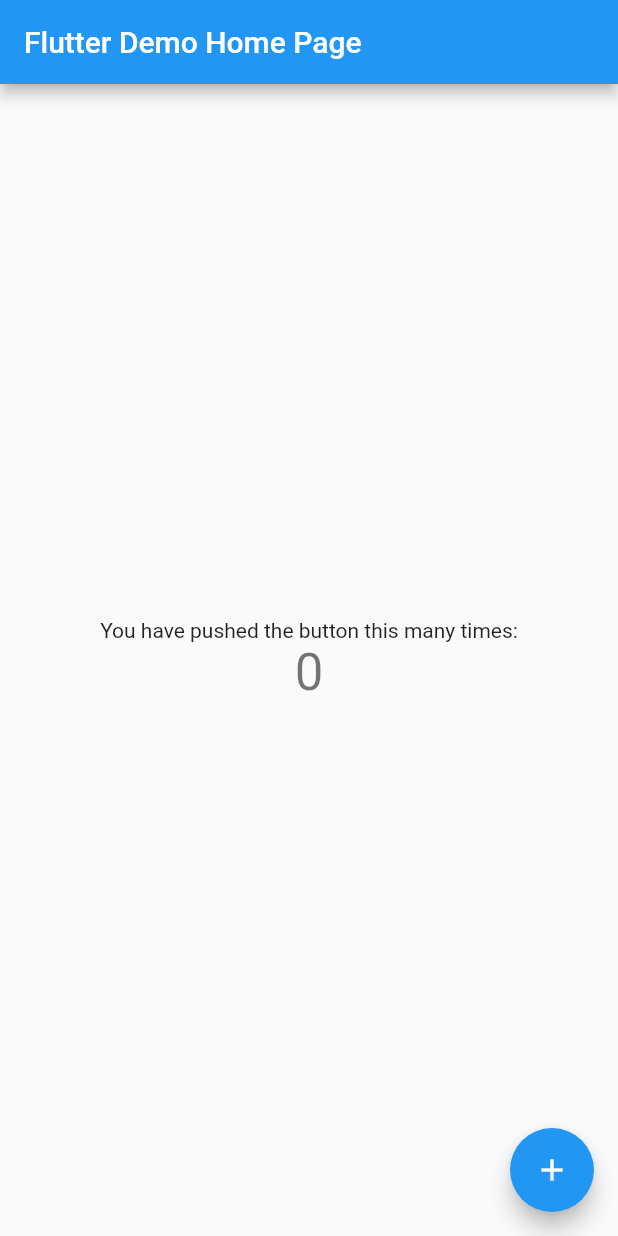
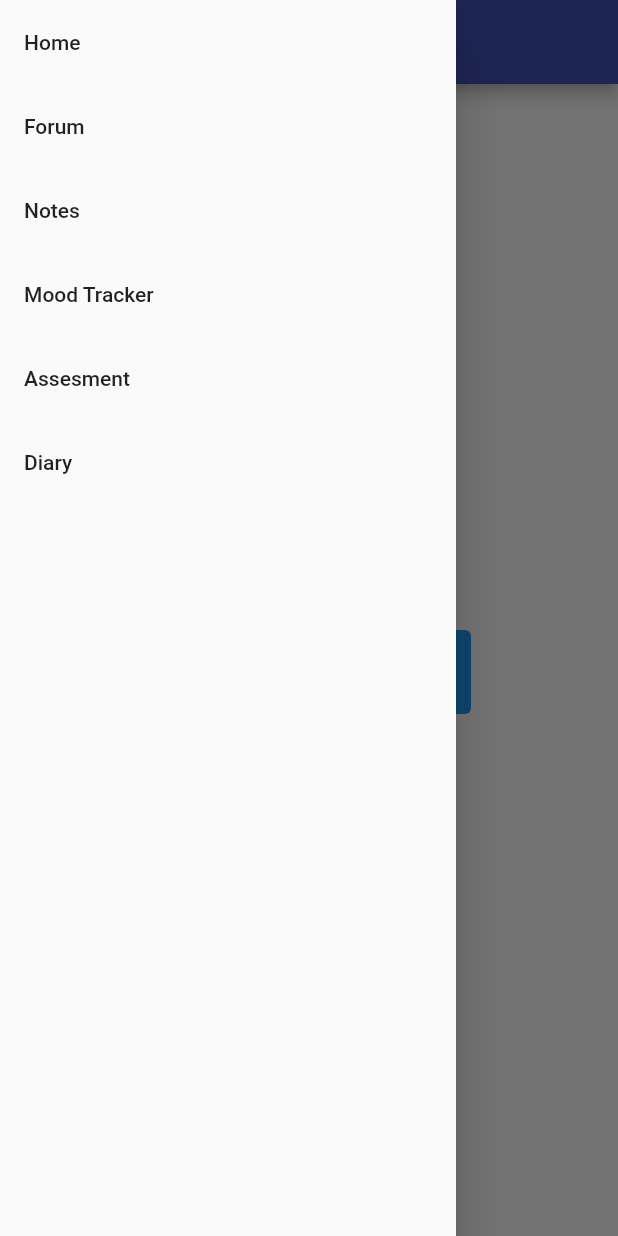
Before and after one commit to reyhanvivaldi/joyfultimes, a Flutter app: the screen it shows after launch, with the side drawer open (before the commit the screen has no drawer), on a phone screen of 412 x 824 dp. Run offline on Flutter 3.47's test engine with Material 2 defaults, Android fonts, the phone set to English and light mode, and no system bars.

Commit message:
add hamburger

```diff
--- /dev/null
+++ b/lib/drawer.dart
@@ -0,0 +1,72 @@
+import 'package:flutter/material.dart';
+import 'package:joyfultimes/main.dart';
+import 'package:joyfultimes/forum.dart';
+class MyDrawer extends StatelessWidget {
+  const MyDrawer({super.key});
+  @override
+  Widget build(BuildContext context) {
+    return Drawer(
+      child: Column(
+        children: [
+          // Menambahkan clickable menu
+          ListTile(
+            title: const Text('Home'),
+            onTap: () {
+              // Route menu ke halaman utama
+              Navigator.pushReplacement(
+                context,
+                MaterialPageRoute(
+                    builder: (context) => const MyHomePage()),
+              );
+            },
+          ),
+          ListTile(
+            title: const Text('Forum'),
+            onTap: () {
+              Navigator.pushReplacement(
+                context,
+                MaterialPageRoute(builder: (context) => const Forum()),
+              );
+            },
+          ),
+          ListTile(
+            title: const Text('Notes'),
+            // onTap: () {
+            //   Navigator.pushReplacement(
+            //     context,
+            //     MaterialPageRoute(builder: (context) => const BudgetData()),
+            //   );
+            // },
+          ),
+          ListTile(
+            title: const Text('Mood Tracker'),
+            // onTap: () {
+            //   Navigator.pushReplacement(
+            //     context,
+            //     MaterialPageRoute(builder: (context) => const MyWatchList()),
+            //   );
+            // },
+          ),
+          ListTile(
+            title: const Text('Assesment'),
+            // onTap: () {
+            //   Navigator.pushReplacement(
+            //     context,
+            //     MaterialPageRoute(builder: (context) => const MyWatchList()),
+            //   );
+            // },
+          ),
+          ListTile(
+            title: const Text('Diary'),
+            // onTap: () {
+            //   Navigator.pushReplacement(
+            //     context,
+            //     MaterialPageRoute(builder: (context) => const MyWatchList()),
+            //   );
+            // },
+          ),
+        ],
+      ),
+    );
+  }
+}
--- /dev/null
+++ b/lib/forum.dart
@@ -0,0 +1,24 @@
+
+import 'package:flutter/material.dart';
+import 'package:joyfultimes/drawer.dart';
+
+
+class Forum extends StatefulWidget {
+  const Forum({super.key});
+
+  @override
+  State<Forum> createState() => _ForumState();
+}
+
+class _ForumState extends State<Forum> {
+  @override
+
+  Widget build(BuildContext context) {
+    return Scaffold(
+      appBar: AppBar(
+        title: const Text ("Forum | JoyfulTimes"),
+      ),
+      drawer: const MyDrawer(),
+    ); // scaffold
+  }
+}
--- a/lib/main.dart
+++ b/lib/main.dart
@@ -1,4 +1,5 @@
 import 'package:flutter/material.dart';
+import 'package:joyfultimes/drawer.dart';
 
 void main() {
   runApp(const MyApp());
@@ -11,26 +12,17 @@
   @override
   Widget build(BuildContext context) {
     return MaterialApp(
-      title: 'Flutter Demo',
+      title: 'JoyfulTimes',
       theme: ThemeData(
-        // This is the theme of your application.
-        //
-        // Try running your application with "flutter run". You'll see the
-        // application has a blue toolbar. Then, without quitting the app, try
-        // changing the primarySwatch below to Colors.green and then invoke
-        // "hot reload" (press "r" in the console where you ran "flutter run",
-        // or simply save your changes to "hot reload" in a Flutter IDE).
-        // Notice that the counter didn't reset back to zero; the application
-        // is not restarted.
-        primarySwatch: Colors.blue,
+        primarySwatch: Colors.indigo,
       ),
-      home: const MyHomePage(title: 'Flutter Demo Home Page'),
+      home: const MyHomePage(),
     );
   }
 }
 
 class MyHomePage extends StatefulWidget {
-  const MyHomePage({super.key, required this.title});
+  const MyHomePage({super.key});
 
   // This widget is the home page of your application. It is stateful, meaning
   // that it has a State object (defined below) that contains fields that affect
@@ -41,25 +33,14 @@
   // used by the build method of the State. Fields in a Widget subclass are
   // always marked "final".
 
-  final String title;
+  final String title = "Home";
 
   @override
   State<MyHomePage> createState() => _MyHomePageState();
 }
 
 class _MyHomePageState extends State<MyHomePage> {
-  int _counter = 0;
 
-  void _incrementCounter() {
-    setState(() {
-      // This call to setState tells the Flutter framework that something has
-      // changed in this State, which causes it to rerun the build method below
-      // so that the display can reflect the updated values. If we changed
-      // _counter without calling setState(), then the build method would not be
-      // called again, and so nothing would appear to happen.
-      _counter++;
-    });
-  }
 
   @override
   Widget build(BuildContext context) {
@@ -75,6 +56,7 @@
         // the App.build method, and use it to set our appbar title.
         title: Text(widget.title),
       ),
+      drawer: const MyDrawer(),
       body: Center(
         // Center is a layout widget. It takes a single child and positions it
         // in the middle of the parent.
@@ -96,19 +78,32 @@
           mainAxisAlignment: MainAxisAlignment.center,
           children: <Widget>[
             const Text(
-              'You have pushed the button this many times:',
+              'Welcome to JoyfulTimes!',
             ),
-            Text(
-              '$_counter',
-              style: Theme.of(context).textTheme.headline4,
-            ),
+        Column(crossAxisAlignment: CrossAxisAlignment.center, children: [
+          TextButton(
+              style: ButtonStyle(
+                backgroundColor: MaterialStateProperty.all(Colors.blue),
+              ),
+              onPressed: () {
+                Navigator.pushReplacement(
+                  context,
+                  MaterialPageRoute(
+                      builder: (context) => const Forum()),
+                );
+              },
+              child: const SizedBox(
+                  height: 40,
+                  width: 200,
+                  child: Center(
+                    child: Text(
+                      "Back",
+                      style: TextStyle(color: Colors.white),
+                    ),
+                  ))),
+        ]
           ],
         ),
-      ),
-      floatingActionButton: FloatingActionButton(
-        onPressed: _incrementCounter,
-        tooltip: 'Increment',
-        child: const Icon(Icons.add),
       ), // This trailing comma makes auto-formatting nicer for build methods.
     );
   }
```
